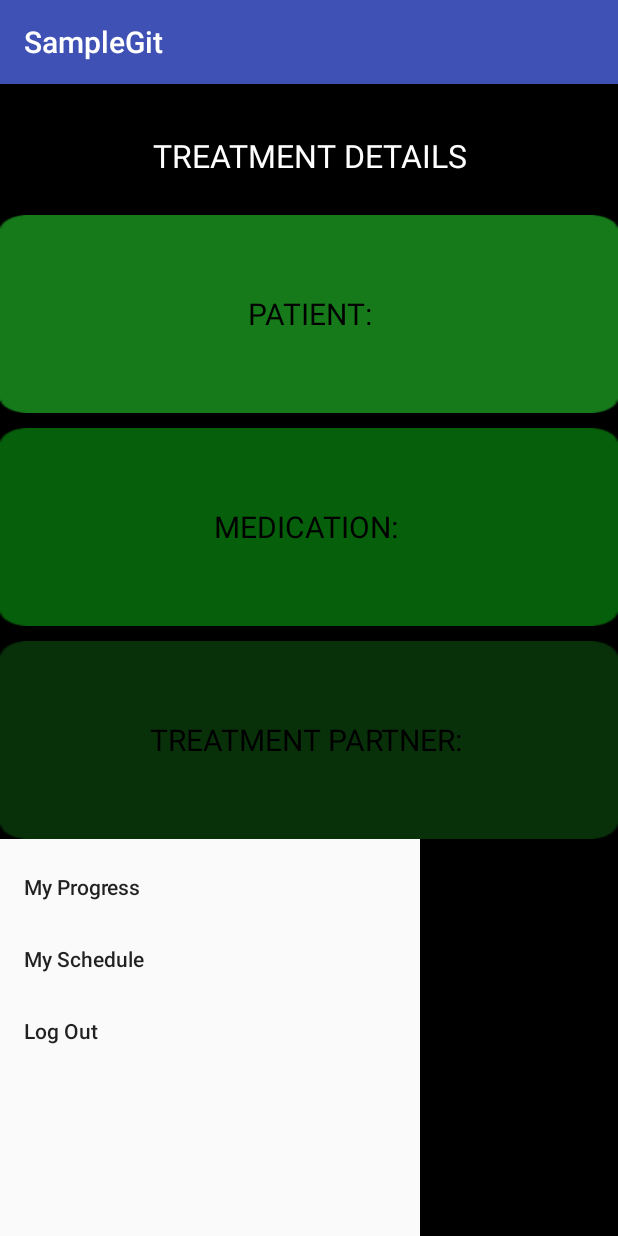
After one commit to Tejanojereh/SampleGit, an Android app: the TreatmentDetails screen opened directly, with no data from a screen before it, on a phone screen of 412 x 824 dp. The commit adds this screen. Run offline under Robolectric (Android 15) with nearby library versions, the phone set to English and light mode, and no system bars.

Commit message:
Merge branch 'master' of https://github.com/Tejanojereh/SampleGit
# Conflicts:
#	app/src/main/java/com/example/android/samplegit/MainActivity.java
#	app/src/main/java/com/example/android/samplegit/My_Schedule_Patient.java

```diff
--- a/app/src/main/AndroidManifest.xml
+++ b/app/src/main/AndroidManifest.xml
@@ -28,6 +28,7 @@
         <activity android:name=".View_and_Update_Medication_Progress"></activity>
         <activity android:name=".ForgotPassword_tbpartner"></activity>
         <activity android:name=".Account_TBPartner"></activity>
+        <activity android:name=".TreatmentDetails"></activity>
 
 
 
--- a/app/src/main/java/com/example/android/samplegit/My_Schedule_TBPartner.java
+++ b/app/src/main/java/com/example/android/samplegit/My_Schedule_TBPartner.java
@@ -36,10 +36,14 @@ public class My_Schedule_TBPartner extends AppCompatActivity {
     SimpleAdapter simpleAdapter;
     ArrayList<HashMap<String, String>> list = new ArrayList<HashMap<String, String>>();
     HashMap<String, String> items;
+    Bundle bundle;
+
     @Override
     protected  void onCreate(Bundle savedInstanceState){
         super.onCreate(savedInstanceState);
         setContentView(R.layout.activity_my_appointment_tbpartner);
+
+        bundle = getIntent().getExtras();
 
      new WebService_Populate().execute();
 
@@ -64,7 +68,7 @@ public class My_Schedule_TBPartner extends AppCompatActivity {
             final InputStream inputStream;
             List<NameValuePair> nameValuePairs;
             nameValuePairs= new ArrayList<NameValuePair>(1);
-            nameValuePairs.add(new BasicNameValuePair("ID","1"));
+            nameValuePairs.add(new BasicNameValuePair("TB_ID",bundle.getString("id")));
 
             try {
 
--- a/app/src/main/java/com/example/android/samplegit/NotifyDialog.java
+++ b/app/src/main/java/com/example/android/samplegit/NotifyDialog.java
@@ -11,9 +11,8 @@ public class NotifyDialog extends AppCompatDialogFragment {
 @Override
     public Dialog onCreateDialog(Bundle savedInstanceState)
 {
-//    return super.onCreateDialog(savedInstanceState);
     AlertDialog.Builder builder= new AlertDialog.Builder(getActivity());
-    builder.setTitle("Reminder:").setMessage("It's! Have you taken your medicine?").setPositiveButton("yes", new DialogInterface.OnClickListener() {
+    builder.setTitle("Reminder:").setMessage("It's time for medicine! Have you taken your medicine?").setPositiveButton("yes", new DialogInterface.OnClickListener() {
         @Override
         public void onClick(DialogInterface dialog, int which) {
 
--- /dev/null
+++ b/app/src/main/res/layout/activity_my_patients.xml
@@ -0,0 +1,6 @@
+<?xml version="1.0" encoding="utf-8"?>
+<android.support.constraint.ConstraintLayout
+    xmlns:android="http://schemas.android.com/apk/res/android" android:layout_width="match_parent"
+    android:layout_height="match_parent">
+
+</android.support.constraint.ConstraintLayout>
--- /dev/null
+++ b/app/src/main/res/layout/activity_treatment_details.xml
@@ -0,0 +1,77 @@
+<?xml version="1.0" encoding="utf-8"?>
+<RelativeLayout xmlns:android="http://schemas.android.com/apk/res/android"
+    xmlns:app="http://schemas.android.com/apk/res-auto"
+    android:layout_width="match_parent"
+    android:layout_height="match_parent">
+
+    <LinearLayout
+        android:layout_width="match_parent"
+        android:layout_height="match_parent"
+        android:layout_alignParentStart="true"
+        android:layout_alignParentTop="true"
+        android:background="@android:color/background_dark"
+        android:orientation="vertical">
+
+        <TextView
+            android:id="@+id/TextView2"
+            android:layout_width="match_parent"
+            android:layout_height="wrap_content"
+            android:layout_marginTop="33dp"
+            android:gravity="center_horizontal"
+            android:text="Treatment Details"
+            android:textColor="@android:color/white"
+            android:textAllCaps="true"
+            android:textSize="21sp" />
+
+        <Space
+            android:layout_width="match_parent"
+            android:layout_height="25dp" />
+
+        <TextView
+            android:id="@+id/TxtPatient"
+            android:layout_width="fill_parent"
+            android:layout_height="132dp"
+            android:background="@drawable/containter_1"
+            android:gravity="center"
+            android:text="PATIENT:"
+            android:textColor="@android:color/black"
+            android:textSize="20sp" />
+
+        <Space
+            android:layout_width="match_parent"
+            android:layout_height="10dp" />
+
+        <TextView
+            android:id="@+id/TxtMedication"
+            android:layout_width="fill_parent"
+            android:layout_height="132dp"
+            android:background="@drawable/container_2"
+            android:gravity="center"
+            android:text="MEDICATION: "
+            android:textColor="@android:color/black"
+            android:textSize="20sp" />
+
+        <Space
+            android:layout_width="match_parent"
+            android:layout_height="10dp" />
+
+        <TextView
+            android:id="@+id/TxtTreatmentPartner"
+            android:layout_width="fill_parent"
+            android:layout_height="132dp"
+            android:background="@drawable/container_3"
+            android:gravity="center"
+            android:text="TREATMENT PARTNER: "
+            android:textColor="@android:color/black"
+            android:textSize="20sp" />
+
+        <android.support.design.widget.NavigationView
+            android:id="@+id/nav_view"
+            android:layout_width="wrap_content"
+            android:layout_height="match_parent"
+            android:layout_gravity="start"
+            android:fitsSystemWindows="true"
+            app:menu="@menu/drawer_view" />
+
+    </LinearLayout>
+</RelativeLayout>
```
Also changed, not shown: app/src/main/java/com/example/android/samplegit/Account_TBPartner.java (+22 -2 lines), app/src/main/java/com/example/android/samplegit/Add_Sputum_Exam.java (+13 -2 lines), app/src/main/java/com/example/android/samplegit/Menu_TBPartner.java (+11 -0 lines), app/src/main/java/com/example/android/samplegit/MyPatients.java (added, +13 -0 lines), app/src/main/java/com/example/android/samplegit/TreatmentDetails.java (added, +146 -0 lines), app/src/main/java/com/example/android/samplegit/View_and_Update_Medication_Progress.java (+5 -3 lines), app/src/main/res/layout/activity_account_tbpartner.xml (+10 -6 lines), app/src/main/res/layout/activity_add_sputum_exam.xml (+17 -13 lines).
